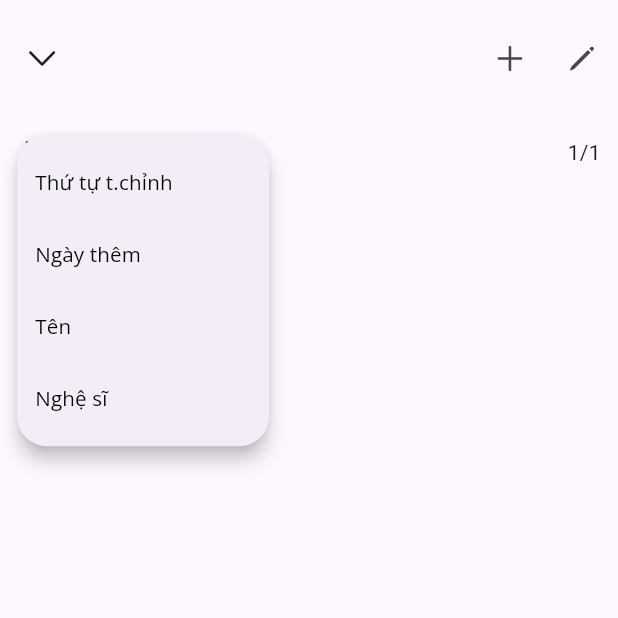
After one commit to MineKnight2711/DH_Music, a Flutter app: the QueueScreen screen opened by its route, after a tap on "Thứ tự t.chỉnh", on a phone screen of 412 x 824 dp, the top half of it. The commit adds this screen. Run offline on Flutter 3.47's test engine with Material 3 defaults, Android fonts, the phone set to English and light mode, and no system bars; our stand-ins replace audioplayers, azlistview, card_swiper, device_info_plus, flutter_screenutil, flutter_svg and 4 more; missing offline and left inert: flutter_media_metadata, text_marquee.

```diff
--- a/lib/config/routes.dart
+++ b/lib/config/routes.dart
@@ -1,10 +1,12 @@
 import 'package:dh_music/utils/bindings.dart';
 import 'package:dh_music/views/file_path/path_music_list/path_music_list_view.dart';
-import 'package:dh_music/views/main_screen.dart';
+import 'package:dh_music/views/main_view/main_screen.dart';
+import 'package:dh_music/views/queue/queue_screen.dart';
 import 'package:get/get.dart';
 
 class AppRoutes {
   static const String home = '/home';
+  static const String queue = '/queue';
   static const String musicPathList = '/musicPathList';
 
   static final List<GetPage> getPages = [
@@ -15,15 +17,19 @@ class AppRoutes {
       binding: AppBindings(),
     ),
     GetPage(
+      name: queue,
+      page: () => const QueueScreen(),
+      transition: Transition.downToUp,
+    ),
+    GetPage(
       name: musicPathList,
       page: () => MusicPathListView(),
       transition: Transition.noTransition,
-      binding: AppBindings(),
     ),
   ];
 
   static void navigateTo({required String route}) {
-    Get.toNamed(musicPathList);
+    Get.toNamed(route);
   }
 
   static navigateWithArguments({
--- a/lib/main.dart
+++ b/lib/main.dart
@@ -1,9 +1,13 @@
 import 'package:dh_music/config/routes.dart';
 import 'package:flutter/material.dart';
+import 'package:flutter/services.dart';
 import 'package:flutter_screenutil/flutter_screenutil.dart';
 import 'package:get/get.dart';
 
-void main() {
+void main() async {
+  WidgetsFlutterBinding.ensureInitialized();
+  await SystemChrome.setPreferredOrientations([DeviceOrientation.portraitUp]);
+  await Future.delayed(const Duration(milliseconds: 150));
   runApp(const MainApp());
 }
 
--- a/lib/views/all_songs/all_songs_view.dart
+++ b/lib/views/all_songs/all_songs_view.dart
@@ -100,7 +100,7 @@ class AllSongsViews extends GetView<FilePathController> {
                               if (snapshot.hasData) {
                                 return InkWell(
                                   onTap: () =>
-                                      controller.playMusic(song.directoryPath),
+                                      controller.startMusic(song.directoryPath),
                                   child: Row(
                                     children: [
                                       ClipRRect(
--- a/lib/views/file_path/path_music_list/path_music_list_view.dart
+++ b/lib/views/file_path/path_music_list/path_music_list_view.dart
@@ -121,7 +121,7 @@ class MusicPathListView extends GetView<FilePathController> {
                           if (snapshot.hasData) {
                             return GestureDetector(
                               onTap: () {
-                                controller.playMusic(
+                                controller.startMusic(
                                     "${musicPaths.directoryPath}/$song");
                               },
                               child: Row(
@@ -150,7 +150,7 @@ class MusicPathListView extends GetView<FilePathController> {
                                               CrossAxisAlignment.start,
                                           children: [
                                             SizedBox(
-                                              width: AppSpacings.sw(0.6),
+                                              width: AppSpacings.sw(0.55),
                                               child: Text(
                                                 metadata?.trackName ?? song,
                                                 overflow: TextOverflow.ellipsis,
--- /dev/null
+++ b/lib/views/queue/queue_screen.dart
@@ -0,0 +1,92 @@
+import 'dart:io';
+
+import 'package:dh_music/widgets/popop_menu_sort_button.dart';
+import 'package:flutter/widgets.dart';
+import 'package:flutter_media_metadata/flutter_media_metadata.dart';
+import 'package:flutter_svg/svg.dart';
+
+import '../../config/config_ex.dart';
+import 'package:flutter/cupertino.dart';
+import 'package:flutter/material.dart';
+
+import 'package:get/get.dart';
+
+import '../../controller/file_path_controller.dart';
+
+class QueueScreen extends GetView<FilePathController> {
+  const QueueScreen({super.key});
+
+  @override
+  Widget build(BuildContext context) {
+    return Scaffold(
+      appBar: AppBar(
+        toolbarHeight: AppSpacings.ch(65),
+        leading: IconButton(
+          onPressed: () => Get.back(),
+          icon: const Icon(CupertinoIcons.chevron_down),
+        ),
+        actions: [
+          IconButton(
+            onPressed: () {},
+            icon: const Icon(CupertinoIcons.add),
+          ),
+          IconButton(
+            onPressed: () {},
+            icon: const Icon(CupertinoIcons.pencil),
+          ),
+        ],
+      ),
+      body: Container(
+        padding: EdgeInsets.symmetric(
+          vertical: AppSpacings.h10,
+          horizontal: AppSpacings.w10,
+        ),
+        child: Column(
+          children: [
+            const Row(
+              mainAxisAlignment: MainAxisAlignment.spaceBetween,
+              children: [
+                PopUpMenuSortButton(
+                  initialSelectedOption: "Thứ tự t.chỉnh",
+                  options: ["Thứ tự t.chỉnh", "Ngày thêm", "Tên", "Nghệ sĩ"],
+                ),
+                Text("1/1")
+              ],
+            ),
+            Column(
+              children: controller.musicQueue.map(
+                (song) {
+                  return FutureBuilder(
+                    future: MetadataRetriever.fromFile(File(song)),
+                    builder: (context, snapshot) {
+                      final metadata = snapshot.data!;
+                      if (snapshot.hasData) {
+                        return ListTile(
+                          leading: metadata.albumArt != null
+                              ? Image.memory(metadata.albumArt!)
+                              : SvgPicture.asset(
+                                  "assets/svg/samsung_music.svg"),
+                          title: Text(
+                            metadata.trackName ?? song.split("/").last,
+                            style: AppFonts.openSans(
+                              fontSize: AppFontSizes.size14,
+                            ),
+                          ),
+                          subtitle: Text(
+                            metadata.authorName ?? song.split("/").last,
+                          ),
+                        );
+                      } else {
+                        return const Center(child: CircularProgressIndicator());
+                      }
+                    },
+                  );
+                },
+              ).toList(),
+            )
+          ],
+        ),
+      ),
+    );
+  }
+}
--- a/lib/widgets/popop_menu_sort_button.dart
+++ b/lib/widgets/popop_menu_sort_button.dart
@@ -6,14 +6,16 @@ import '../config/config_ex.dart';
 
 class PopUpMenuSortButton extends StatelessWidget {
   final List<String> options;
+  final String initialSelectedOption;
   const PopUpMenuSortButton({
     super.key,
     required this.options,
+    this.initialSelectedOption = "Tên",
   });
 
   @override
   Widget build(BuildContext context) {
-    final selectedOption = "Tên".obs;
+    final selectedOption = initialSelectedOption.obs;
     return PopupMenuButton<String>(
       elevation: 5,
       splashRadius: 0,
--- a/pubspec.yaml
+++ b/pubspec.yaml
@@ -14,6 +14,7 @@ dependencies:
   azlistview: ^2.0.0
   card_swiper: ^3.0.1
   cupertino_icons: ^1.0.8
+  device_info_plus: ^10.1.0
   flutter_screenutil: ^5.9.3
   flutter_svg: ^2.0.10+1
   get: ^4.6.6
```
Also changed, not shown: lib/controller/file_path_controller.dart (+41 -26 lines), lib/views/main_view/main_love_list_views.dart (renamed from lib/views/main_love_list_views.dart, +6 -5 lines), lib/views/main_view/main_screen.dart (renamed from lib/views/main_screen.dart, +9 -9 lines), pubspec.lock.
